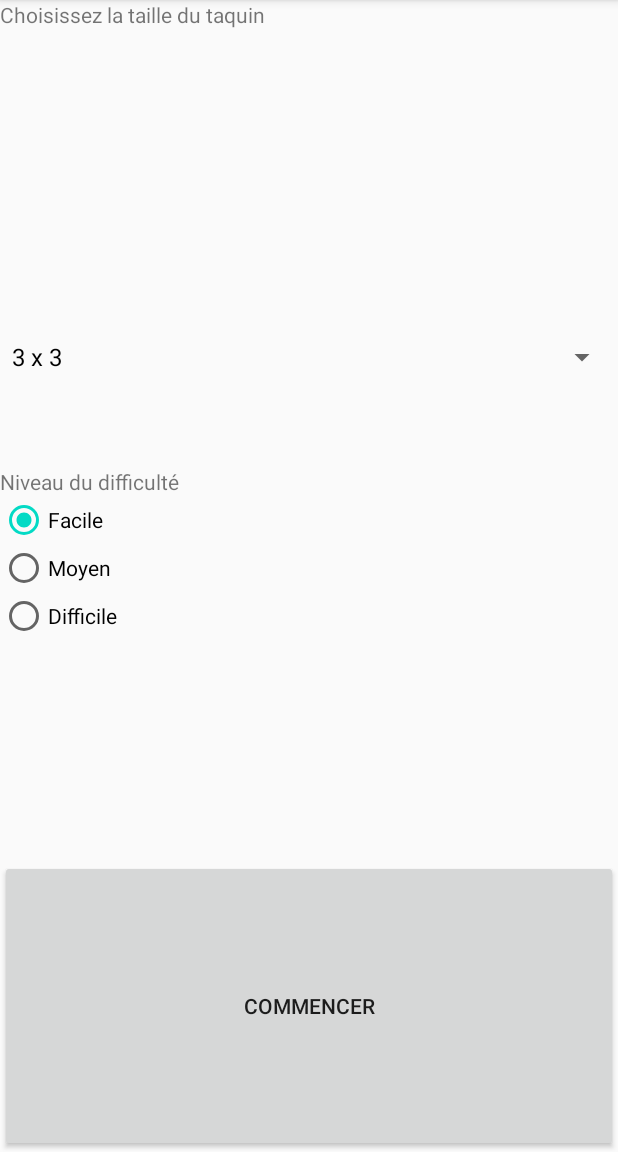
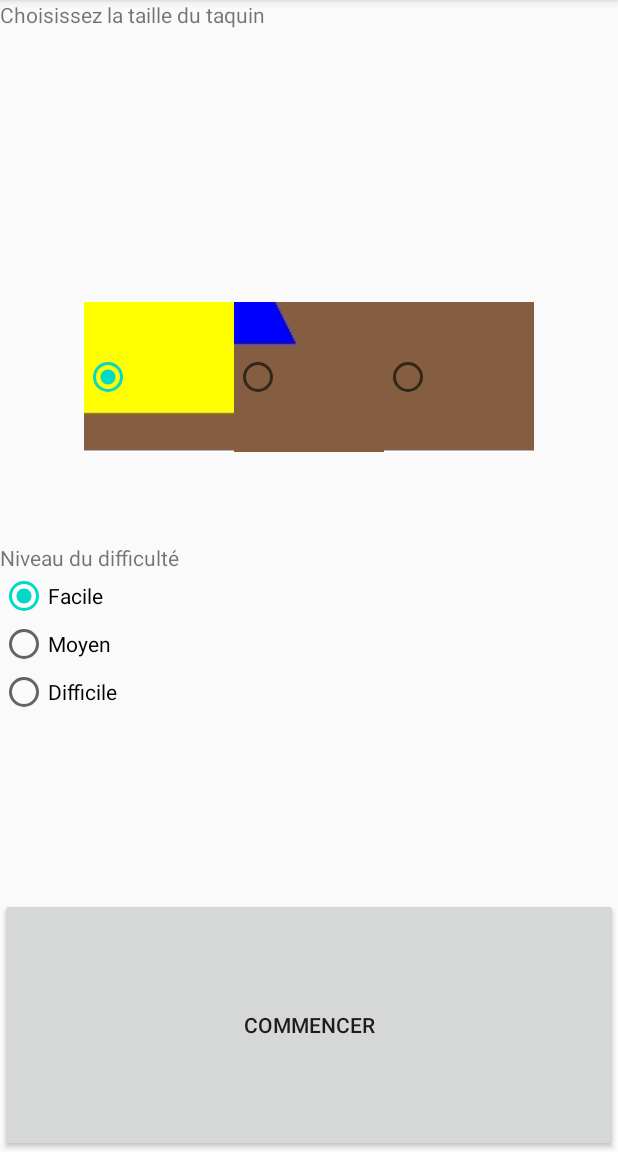
Before and after one commit to SamirToularhmine/TaquinGLES, an Android app: the screen it shows after launch (MenuPrincipalActivity), on a phone screen of 412 x 824 dp, the part 84-1236 px from its top. Run offline under Robolectric (Android 15) with nearby library versions, the phone set to English and light mode, and no system bars.

Commit message:
debut des images

```diff
--- a/app/src/main/java/fr/univ/taquingles/taquin/Taquin.java
+++ b/app/src/main/java/fr/univ/taquingles/taquin/Taquin.java
@@ -115,7 +115,7 @@ public class Taquin {
      */
     public void initShuffle(){
         int n;
-        for (int i = 0; i < 1000; i++) {
+        for (int i = 0; i < 2; i++) {
             n = (int) (Math.random() * 4);
             switch (n){
                 case 0:
--- a/app/src/main/res/layout/activity_menu_principal.xml
+++ b/app/src/main/res/layout/activity_menu_principal.xml
@@ -1,10 +1,11 @@
 <?xml version="1.0" encoding="utf-8"?>
 <LinearLayout xmlns:android="http://schemas.android.com/apk/res/android"
+    xmlns:app="http://schemas.android.com/apk/res-auto"
     xmlns:tools="http://schemas.android.com/tools"
     android:layout_width="match_parent"
     android:layout_height="match_parent"
-    tools:context=".MenuPrincipalActivity"
-    android:orientation="vertical">
+    android:orientation="vertical"
+    tools:context=".MenuPrincipalActivity">
 
 
     <TextView
@@ -14,12 +15,45 @@
         android:layout_weight="1"
         android:text="@string/taille_text" />
 
-    <Spinner
-        android:id="@+id/spinner"
+
+    <RadioGroup
+        android:id="@+id/radiogroup_taille"
         android:layout_width="match_parent"
-        android:layout_height="0dp"
+        android:layout_height="wrap_content"
         android:layout_weight="1"
-        android:spinnerMode="dropdown" />
+        android:gravity="center"
+        android:orientation="horizontal">
+
+
+        <RadioButton
+            android:id="@+id/radioButton_33"
+            android:layout_width="100dp"
+            android:layout_height="100dp"
+            android:drawableBottom="@drawable/taquin_33"
+            android:gravity="center"
+            android:text="3 x 3" />
+
+
+        <RadioButton
+            android:id="@+id/radioButton_44"
+            android:layout_width="100dp"
+            android:layout_height="100dp"
+            android:drawableBottom="@drawable/taquin_44"
+            android:gravity="center"
+            android:text="4 x 4" />
+
+
+        <RadioButton
+            android:id="@+id/radioButton_55"
+            android:layout_width="100dp"
+            android:layout_height="100dp"
+            android:drawableBottom="@drawable/taquin_55"
+
+            android:gravity="center"
+            android:text="5 x 5" />
+
+
+    </RadioGroup>
 
     <TextView
         android:id="@+id/textView2"
@@ -31,8 +65,7 @@
         android:id="@+id/radiogroup_niveau"
         android:layout_width="match_parent"
         android:layout_height="wrap_content"
-        android:layout_weight="1" >
-
+        android:layout_weight="1">
 
 
         <RadioButton
@@ -58,7 +91,7 @@
         android:id="@+id/commencer"
         android:layout_width="match_parent"
         android:layout_height="wrap_content"
+        android:layout_weight="1"
         android:onClick="lancerJeu"
-        android:layout_weight="1"
         android:text="@string/commencer" />
 </LinearLayout>
```
Also changed, not shown: app/src/main/java/fr/univ/taquingles/MenuPrincipalActivity.java (+12 -21 lines), app/src/main/res/drawable-mdpi/taquin_33.png (added), app/src/main/res/drawable-mdpi/taquin_44.png (added), app/src/main/res/drawable-mdpi/taquin_55.png (added).
